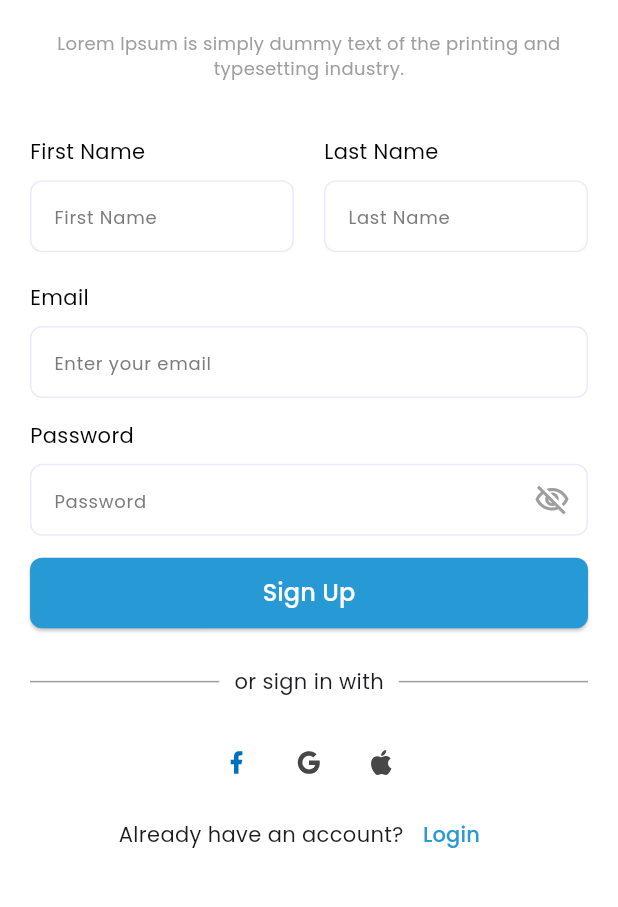
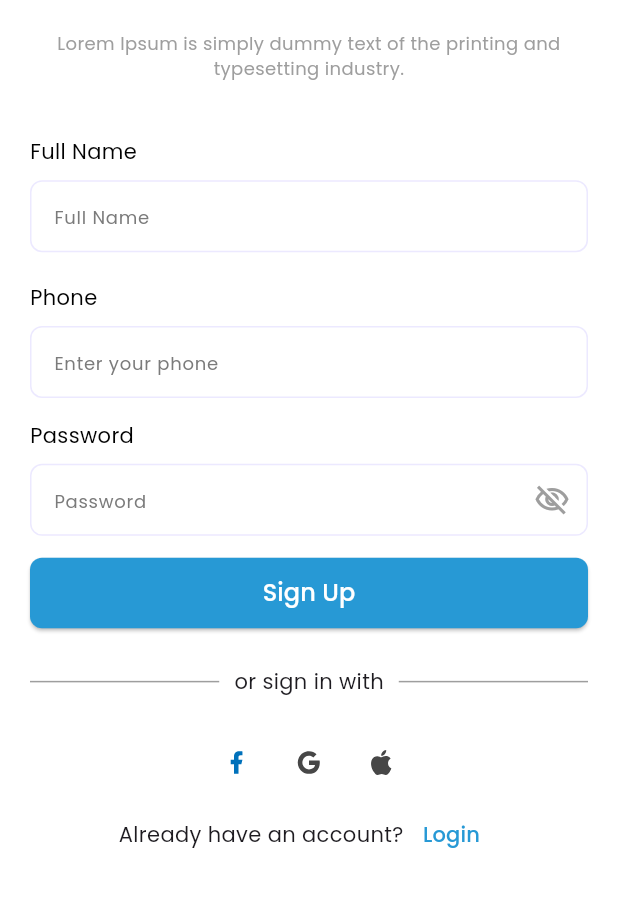
Before and after one commit to Mainulhasan05/chat-app-flutter, a Flutter app: the SignupScreen screen opened by its route, after a tap on "Sign Up", on a phone screen of 412 x 824 dp, the part 130-1037 px from its top. Run offline on Flutter 3.47's test engine with Material 3 defaults, Android fonts, the phone set to English and light mode, and no system bars; our stand-ins replace awesome_notifications, cached_network_image, flutter_svg, fluttertoast, get and 4 more; missing offline and left inert: dart:ffi, flutter_background_service; accounts and stored records are empty.

```diff
--- a/lib/app/screens/auth_pages/signup_screen.dart
+++ b/lib/app/screens/auth_pages/signup_screen.dart
@@ -59,7 +59,7 @@ class _SignupScreenState extends State<SignupScreen> {
                       crossAxisAlignment: CrossAxisAlignment.start,
                       children: [
                         Text(
-                          'First Name',
+                          'Full Name',
                           style: TextStyle(
                             color: Colors.black,
                             fontWeight: FontWeight.w400,
@@ -71,58 +71,7 @@ class _SignupScreenState extends State<SignupScreen> {
                         TextField(
                           controller: authController.registerFnameController,
                           decoration: InputDecoration(
-                            hintText: 'First Name',
-                            hintStyle: const TextStyle(
-                                color: Color(0xFF7B7B7B),
-                                fontWeight: FontWeight.w400,
-                                fontSize: 12,
-                                fontFamily: 'Poppins'),
-                            border: OutlineInputBorder(
-                              borderSide: BorderSide(
-                                color: authBorderColor,
-                              ),
-                              borderRadius: BorderRadius.circular(8.0),
-                            ),
-                            enabledBorder: OutlineInputBorder(
-                              borderSide: BorderSide(
-                                color: authBorderColor,
-                              ),
-                              borderRadius: BorderRadius.circular(8.0),
-                            ),
-                            focusedBorder: OutlineInputBorder(
-                              borderSide: BorderSide(
-                                color: authBorderColor,
-                              ),
-                              borderRadius: BorderRadius.circular(8.0),
-                            ),
-                            filled: true,
-                            fillColor: Colors.white,
-                            contentPadding: const EdgeInsets.symmetric(
-                                vertical: 4.0, horizontal: 12.0),
-                          ),
-                        ),
-                      ],
-                    ),
-                  ),
-                  SizedBox(width: 20),
-                  Expanded(
-                    child: Column(
-                      crossAxisAlignment: CrossAxisAlignment.start,
-                      children: [
-                        Text(
-                          'Last Name',
-                          style: TextStyle(
-                            color: Colors.black,
-                            fontWeight: FontWeight.w400,
-                            fontSize: 14,
-                            fontFamily: 'Poppins',
-                          ),
-                        ),
-                        SizedBox(height: FetchPixels.getPixelHeight(10)),
-                        TextField(
-                          controller: authController.registerLnameController,
-                          decoration: InputDecoration(
-                            hintText: 'Last Name',
+                            hintText: 'Full Name',
                             hintStyle: const TextStyle(
                                 color: Color(0xFF7B7B7B),
                                 fontWeight: FontWeight.w400,
@@ -159,7 +108,7 @@ class _SignupScreenState extends State<SignupScreen> {
               ),
               const SizedBox(height: 20),
               Text(
-                'Email',
+                'Phone',
                 style: TextStyle(
                   color: Colors.black,
                   fontWeight: FontWeight.w400,
@@ -170,9 +119,9 @@ class _SignupScreenState extends State<SignupScreen> {
               SizedBox(height: FetchPixels.getPixelHeight(10)),
               TextField(
                 controller: authController.registerPhoneController,
-                keyboardType: TextInputType.emailAddress,
+                keyboardType: TextInputType.phone,
                 decoration: InputDecoration(
-                  hintText: 'Enter your email',
+                  hintText: 'Enter your phone',
                   hintStyle: const TextStyle(
                       color: Color(0xFF7B7B7B),
                       fontWeight: FontWeight.w400,
--- a/lib/app/screens/home/tab/tab_profile.dart
+++ b/lib/app/screens/home/tab/tab_profile.dart
@@ -103,14 +103,13 @@ class _TabProfileState extends State<TabProfile> {
                     // Handle payment method tap
                   },
                 ),
-                buildCustomTile(
-                  icon: Icons.history,
-                  title: 'Order History',
-                  onTap: () {
-                    // Constant.sendToNext(context, Routes.orderListRoute);
-                  },
-                ),
-                buildSectionTitle('Personal Information'),
+                // buildCustomTile(
+                //   icon: Icons.history,
+                //   title: 'Order History',
+                //   onTap: () {
+                //     // Constant.sendToNext(context, Routes.orderListRoute);
+                //   },
+                // ),
                 buildSectionTitle('Personal Information'),
                 buildCustomTile(
                   icon: Icons.lock,
--- a/lib/controllers/auth/auth_controller.dart
+++ b/lib/controllers/auth/auth_controller.dart
@@ -57,7 +57,7 @@ class AuthController extends GetxController {
         print(response);
         if (response['success']) {
           isLoggedIn.value = true;
-          Constant.showToast('Login successful');
+          Constant.showToast(response['message']);
           await PrefData.setLogIn(true);
           await PrefData.setToken(response['data']['token']);
 
@@ -93,14 +93,13 @@ class AuthController extends GetxController {
         isLoading.value = true;
         final response = await HttpRequestHelper.post('/auth/register', data);
 
-        if (response['token'] != null) {
+        if (response['status']) {
           isLoggedIn.value = true;
           await PrefData.setLogIn(true);
-          await PrefData.setToken(response['token']);
-          Get.snackbar('Success', 'Registration successful');
-          userInformation.value = response['customer'];
-          Fluttertoast.showToast(
-              msg: response['message'], gravity: ToastGravity.CENTER);
+          await PrefData.setToken(response['data']['token']);
+          Constant.showToast(response['message']);
+          userInformation.value = response['data']['user'];
+
           Constant.sendToNext(Get.context!, Routes.homeScreenRoute);
         } else {
           final snackBar = SnackBar(
@@ -124,10 +123,11 @@ class AuthController extends GetxController {
       await PrefData.setLogIn(false);
       PrefData.setToken('');
       HttpRequestHelper.setAuthToken('');
-      onTabTapped(0);
-      Get.snackbar('Success', 'Logout successful');
+
+      Constant.showToast('Logout successful',
+          color: Colors.green, textColor: Colors.white);
       userInformation.value = {};
-      Constant.sendToNext(Get.context!, Routes.homeScreenRoute);
+      Constant.sendToNext(Get.context!, Routes.loginRoute);
     } catch (e) {
       print(e);
     }
```
